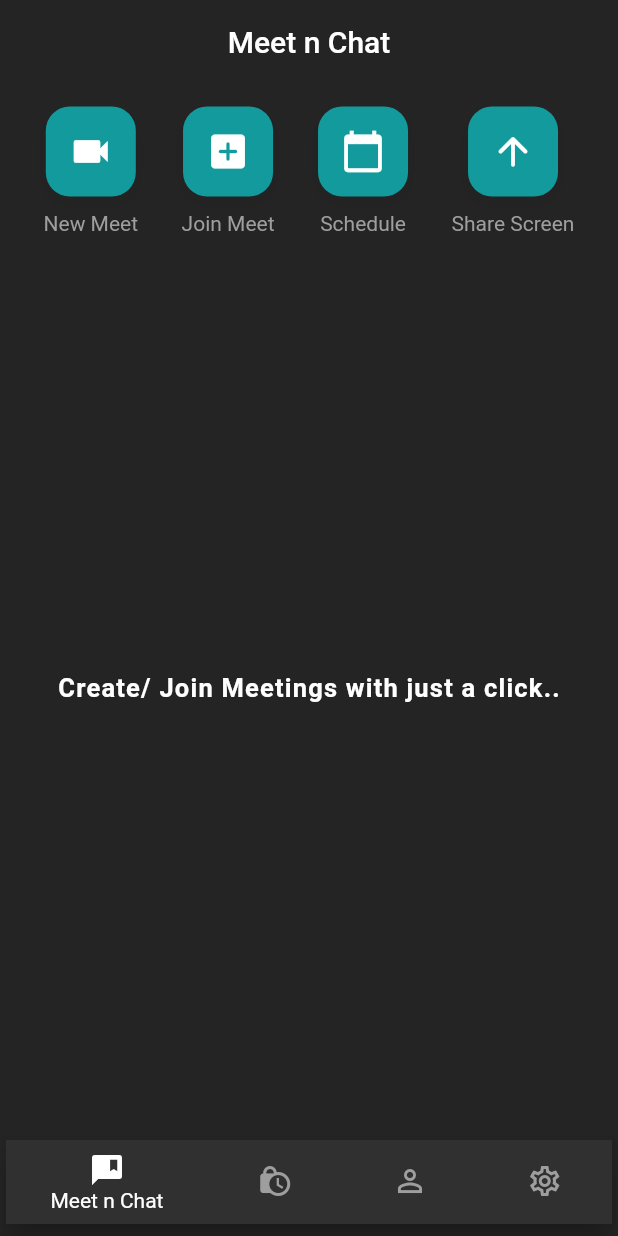
After one commit to stp2003/virtual_vortex, a Flutter app: the screen it shows once a user with an empty profile is signed in, on a phone screen of 412 x 824 dp. The commit adds this screen. Run offline on Flutter 3.47's test engine with Material 2 defaults, Android fonts, the light colour scheme and no system bars; our stand-ins replace cloud_firestore, firebase_auth, firebase_core, google_sign_in; accounts and stored records are empty; network calls fail.

Commit message:
home screen created and google signIn implemented and bottom nav bar created

```diff
--- a/lib/main.dart
+++ b/lib/main.dart
@@ -1,9 +1,16 @@
+import 'package:firebase_core/firebase_core.dart';
 import 'package:flutter/material.dart';
 import 'package:flutter/services.dart';
+import 'package:virtual_vortex/resources/auth_methods.dart';
+import 'package:virtual_vortex/screens/home_screen.dart';
 import 'package:virtual_vortex/screens/login_screen.dart';
 import 'package:virtual_vortex/utils/colors.dart';
 
-void main() {
+void main() async {
+  // firebase ->
+  WidgetsFlutterBinding.ensureInitialized();
+  await Firebase.initializeApp();
+
   SystemChrome.setEnabledSystemUIMode(SystemUiMode.manual, overlays: []);
   runApp(const MyApp());
 }
@@ -23,10 +30,26 @@ class MyApp extends StatelessWidget {
       //** making routes ->
       routes: {
         '/login': (context) => const LoginScreen(),
+        '/home': (context) => const HomeScreen(),
       },
 
-      // home
-      home: const LoginScreen(),
+      // home to check whether user is logged in or not ->
+      home: StreamBuilder(
+        stream: AuthMethods().authChanges,
+        builder: (context, snapshot) {
+          if (snapshot.connectionState == ConnectionState.waiting) {
+            return const Center(
+              child: CircularProgressIndicator(),
+            );
+          }
+
+          if (snapshot.hasData) {
+            return const HomeScreen();
+          }
+
+          return const LoginScreen();
+        },
+      ),
     );
   }
 }
--- a/lib/resources/auth_methods.dart
+++ b/lib/resources/auth_methods.dart
@@ -7,6 +7,9 @@ import 'package:virtual_vortex/utils/snack_bar.dart';
 class AuthMethods {
   final FirebaseAuth _auth = FirebaseAuth.instance;
   final FirebaseFirestore _firestore = FirebaseFirestore.instance;
+
+  //?? getter for user ->
+  Stream<User?> get authChanges => _auth.authStateChanges();
 
   //?? sign-in with google ->
   Future<bool> signInWithGoogle(BuildContext context) async {
--- /dev/null
+++ b/lib/screens/home_screen.dart
@@ -0,0 +1,120 @@
+import 'package:flutter/material.dart';
+
+import '../utils/colors.dart';
+import '../widgets/home_page_meeting_button.dart';
+
+class HomeScreen extends StatefulWidget {
+  const HomeScreen({Key? key}) : super(key: key);
+
+  @override
+  State<HomeScreen> createState() => _HomeScreenState();
+}
+
+class _HomeScreenState extends State<HomeScreen> {
+  int _page = 0;
+  //** on page changed function ->
+  onPageChanged(int page) {
+    setState(() {
+      _page = page;
+    });
+  }
+
+  @override
+  Widget build(BuildContext context) {
+    return Scaffold(
+      //?? app bar ->
+      appBar: AppBar(
+        elevation: 0.0,
+        title: const Text('Meet n Chat'),
+        centerTitle: true,
+        backgroundColor: backgroundColor,
+      ),
+
+      //?? body ->
+      body: Padding(
+        padding: const EdgeInsets.only(top: 15.0),
+        child: Column(
+          children: [
+            Row(
+              mainAxisAlignment: MainAxisAlignment.spaceEvenly,
+              children: [
+                HomeMeetingButton(
+                  onPressed: () {},
+                  text: 'New Meet',
+                  icon: Icons.videocam,
+                ),
+                HomeMeetingButton(
+                  onPressed: () {},
+                  text: 'Join Meet',
+                  icon: Icons.add_box_rounded,
+                ),
+                HomeMeetingButton(
+                  onPressed: () {},
+                  text: 'Schedule',
+                  icon: Icons.calendar_today,
+                ),
+                HomeMeetingButton(
+                  onPressed: () {},
+                  text: 'Share Screen',
+                  icon: Icons.arrow_upward_rounded,
+                ),
+              ],
+            ),
+
+            //?? middle screen ->
+            const Expanded(
+              child: Center(
+                child: Text(
+                  'Create/ Join Meetings with just a click..',
+                  style: TextStyle(
+                    fontWeight: FontWeight.bold,
+                    fontSize: 17.0,
+                    letterSpacing: 0.8,
+                  ),
+                ),
+              ),
+            ),
+          ],
+        ),
+      ),
+
+      //?? bottom nav bar ->
+      bottomNavigationBar: Padding(
+        padding: const EdgeInsets.only(bottom: 8.0, left: 4.0, right: 4.0),
+        child: BottomNavigationBar(
+          backgroundColor: footerColor,
+          selectedItemColor: Colors.white,
+          unselectedItemColor: Colors.grey,
+          onTap: onPageChanged,
+          currentIndex: _page,
+          items: const [
+            BottomNavigationBarItem(
+              icon: Icon(
+                Icons.comment_bank,
+              ),
+              label: 'Meet n Chat',
+            ),
+            BottomNavigationBarItem(
+              icon: Icon(
+                Icons.lock_clock,
+              ),
+              label: 'Meeting',
+            ),
+            BottomNavigationBarItem(
+              icon: Icon(
+                Icons.person_outline,
+              ),
+              label: 'Contacts',
+            ),
+            BottomNavigationBarItem(
+              icon: Icon(
+                Icons.settings_outlined,
+              ),
+              label: 'Settings',
+            ),
+          ],
+        ),
+      ),
+    );
+  }
+}
--- a/lib/screens/login_screen.dart
+++ b/lib/screens/login_screen.dart
@@ -1,4 +1,5 @@
 import 'package:flutter/material.dart';
+import 'package:virtual_vortex/resources/auth_methods.dart';
 import 'package:virtual_vortex/widgets/custom_button.dart';
 
 class LoginScreen extends StatefulWidget {
@@ -9,6 +10,9 @@ class LoginScreen extends StatefulWidget {
 }
 
 class _LoginScreenState extends State<LoginScreen> {
+  //** auth methods ->
+  final AuthMethods _authMethods = AuthMethods();
+
   @override
   Widget build(BuildContext context) {
     return Scaffold(
@@ -32,10 +36,17 @@ class _LoginScreenState extends State<LoginScreen> {
             child: Image.asset('assets/images/onboarding.jpg'),
           ),
 
+          const SizedBox(height: 30),
+
           //? Custom button ->
           CustomButton(
             text: 'Google Sign In',
-            onPressed: () {},
+            onPressed: () async {
+              bool res = await _authMethods.signInWithGoogle(context);
+              if (res) {
+                Navigator.pushNamed(context, '/home');
+              }
+            },
           ),
         ],
       ),
--- /dev/null
+++ b/lib/widgets/home_page_meeting_button.dart
@@ -0,0 +1,53 @@
+import 'package:flutter/material.dart';
+
+import '../utils/colors.dart';
+
+class HomeMeetingButton extends StatelessWidget {
+  final VoidCallback onPressed;
+  final IconData icon;
+  final String text;
+  const HomeMeetingButton({
+    Key? key,
+    required this.onPressed,
+    required this.icon,
+    required this.text,
+  }) : super(key: key);
+
+  @override
+  Widget build(BuildContext context) {
+    return GestureDetector(
+      onTap: onPressed,
+      child: Column(
+        children: [
+          Container(
+            decoration: BoxDecoration(
+              color: buttonColor,
+              borderRadius: BorderRadius.circular(16.0),
+              boxShadow: [
+                BoxShadow(
+                  blurRadius: 10,
+                  color: Colors.black.withOpacity(0.06),
+                  offset: const Offset(0, 4),
+                ),
+              ],
+            ),
+            width: 60,
+            height: 60,
+            child: Icon(
+              icon,
+              color: Colors.white,
+              size: 30,
+            ),
+          ),
+          const SizedBox(height: 10),
+          Text(
+            text,
+            style: const TextStyle(
+              color: Colors.grey,
+            ),
+          )
+        ],
+      ),
+    );
+  }
+}
--- a/pubspec.yaml
+++ b/pubspec.yaml
@@ -40,6 +40,10 @@ dependencies:
   cloud_firestore: ^4.3.1
   firebase_auth: ^4.2.5
   google_sign_in: ^5.4.3
+  jitsi_meet:
+    git:
+      url: https://github.com/dispersik/jitsi_meet_fork
+      ref: master
 
 dev_dependencies:
   flutter_test:
```
Also changed, not shown: pubspec.lock, 11 other files.
